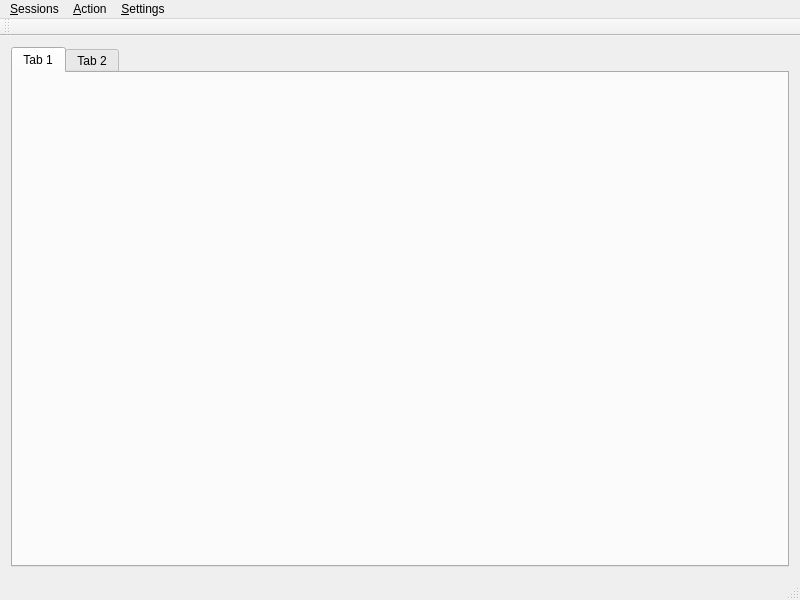
Before: the Qt Designer form src/widget/mainwindow.ui in mugiseyebrows/mugi-grep, drawn with Qt 5.
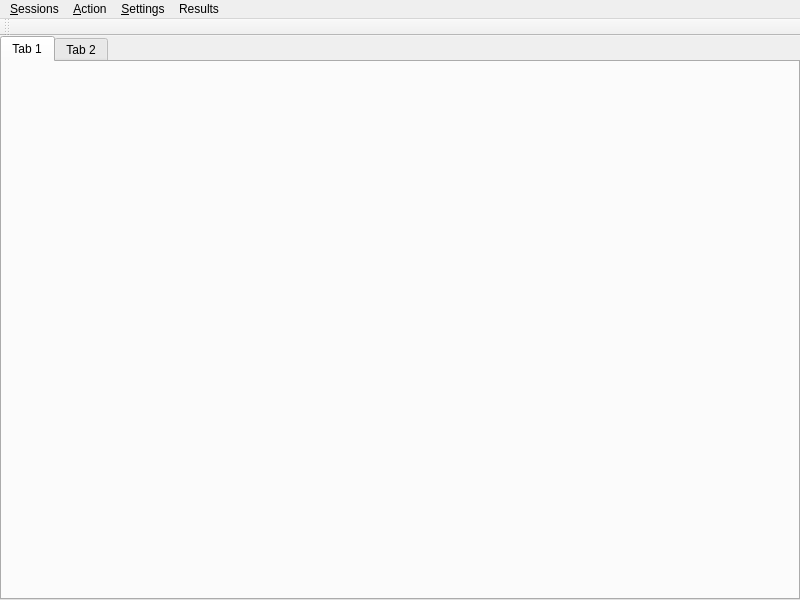
After: the same form once the commit is applied.

```diff
--- a/src/widget/mainwindow.ui
+++ b/src/widget/mainwindow.ui
@@ -18,6 +18,18 @@
   </property>
   <widget class="QWidget" name="centralWidget">
    <layout class="QVBoxLayout" name="verticalLayout">
+    <property name="leftMargin">
+     <number>0</number>
+    </property>
+    <property name="topMargin">
+     <number>0</number>
+    </property>
+    <property name="rightMargin">
+     <number>0</number>
+    </property>
+    <property name="bottomMargin">
+     <number>0</number>
+    </property>
     <item>
      <widget class="QTabWidget" name="tabs">
       <property name="currentIndex">
@@ -43,7 +55,7 @@
      <x>0</x>
      <y>0</y>
      <width>800</width>
-     <height>21</height>
+     <height>26</height>
     </rect>
    </property>
    <widget class="QMenu" name="menuSession">
@@ -71,9 +83,17 @@
     <addaction name="replace"/>
     <addaction name="select"/>
    </widget>
+   <widget class="QMenu" name="menuResults">
+    <property name="title">
+     <string>Results</string>
+    </property>
+    <addaction name="saveAsText"/>
+    <addaction name="saveAsHtml"/>
+   </widget>
    <addaction name="menuSession"/>
    <addaction name="menuAction"/>
    <addaction name="menuSettings"/>
+   <addaction name="menuResults"/>
   </widget>
   <widget class="QToolBar" name="mainToolBar">
    <attribute name="toolBarArea">
@@ -83,7 +103,6 @@
     <bool>false</bool>
    </attribute>
   </widget>
-  <widget class="QStatusBar" name="statusBar"/>
   <action name="addSession">
    <property name="text">
     <string>&amp;Add</string>
```
Left out of the diff: 10 changed lines with no effect on the pictures.
